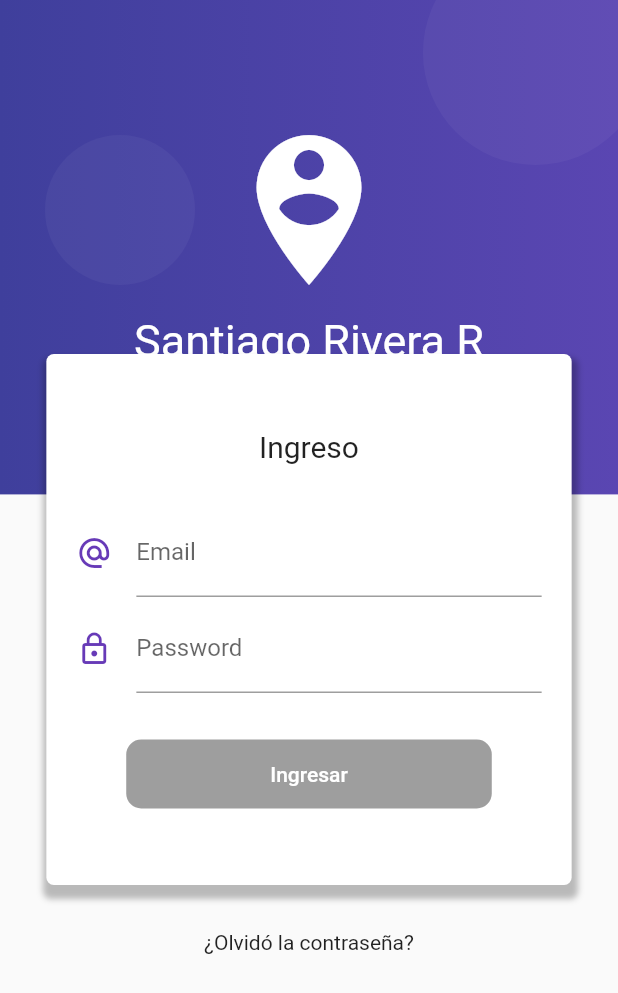
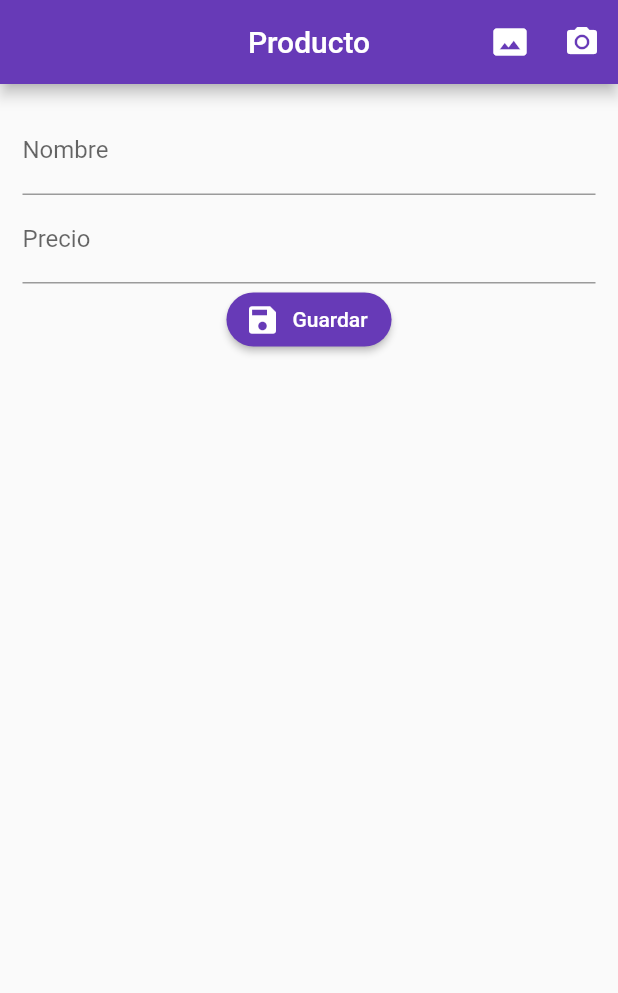
Before and after one commit to sriverarestrepo/practica_flutter_08, a Flutter app: the screen it shows after launch, on a phone screen of 412 x 824 dp. Shown: the top 993 px of the screen. Run offline on Flutter 3.47's test engine with Material 2 defaults, Android fonts, the phone set to English and light mode, and no system bars; our stand-ins replace rxdart.

Commit message:
Creacion de formulario para la gestion del detalle de producto

```diff
--- a/lib/main.dart
+++ b/lib/main.dart
@@ -1,3 +1,4 @@
+import 'package:crud_practica/src/pages/producto_page.dart';
 import 'package:flutter/material.dart';
 import 'package:crud_practica/src/bloc/provider.dart';
 import 'package:crud_practica/src/pages/home_page.dart';
@@ -12,10 +13,11 @@ class MyApp extends StatelessWidget {
       child: MaterialApp(
         debugShowCheckedModeBanner: false,
         title: 'Validaciones App',
-        initialRoute: 'login',
+        initialRoute: 'producto',
         routes: {
-          'login' : (BuildContext context) => LoginPage(),
-          'home'  : (BuildContext context) => HomePage(),
+          'login'     : (BuildContext context) => LoginPage(),
+          'home'      : (BuildContext context) => HomePage(),
+          'producto'  : (BuildContext context) => ProductoPage(),
         },
         theme: ThemeData(
           primaryColor: Colors.deepPurple,
--- a/lib/src/pages/home_page.dart
+++ b/lib/src/pages/home_page.dart
@@ -15,17 +15,16 @@ class HomePage extends StatelessWidget {
         centerTitle: true,
         title: Text('Home'),
       ),
-      body: Container(
-        child: Column(
-          crossAxisAlignment: CrossAxisAlignment.center,
-          mainAxisAlignment: MainAxisAlignment.center,
-          children: <Widget>[
-           Text('Email: ${bloc.email}'),
-           Divider(),
-           Text('Password: ${bloc.password}'),
-          ],
-        ),
-      ),
+      body: Container(),
+      floatingActionButton: _crearBoton(context),
      );
   }
+
+  _crearBoton(BuildContext context) {
+    return FloatingActionButton(
+      child: Icon(Icons.add),
+      backgroundColor: Theme.of(context).primaryColor,
+      onPressed: () => Navigator.pushNamed(context, 'producto'),
+    );
+  }
 }
--- /dev/null
+++ b/lib/src/pages/producto_page.dart
@@ -0,0 +1,74 @@
+import 'package:flutter/material.dart';
+
+class ProductoPage extends StatelessWidget {
+
+  const ProductoPage({Key key}) : super(key: key);
+
+  @override
+  Widget build(BuildContext context) {
+    return Scaffold(
+      appBar: AppBar(
+        centerTitle: true,
+        title: Text('Producto'),
+        actions: [
+          IconButton(
+            icon: Icon(Icons.photo_size_select_actual),
+            onPressed: (){}
+          ),
+          IconButton(
+            icon: Icon(Icons.camera_alt),
+            onPressed: (){}
+          )
+        ],
+      ),
+      body: SingleChildScrollView(
+        child: Container(
+          padding: EdgeInsets.all(15.0),
+          child: Form(
+            child: Column(
+              children: [
+                _crearNombre(),
+                _crearPrecio(),
+                _crearBoton(),
+              ],
+            )
+          ),
+        ),
+      ),
+    );
+  }
+
+  _crearNombre() {
+    return TextFormField(
+      textCapitalization: TextCapitalization.sentences,
+      decoration: InputDecoration(
+        labelText: 'Nombre'
+      ),
+    );
+  }
+
+  _crearPrecio() {
+    return TextFormField(
+      keyboardType: TextInputType.numberWithOptions(decimal: true),
+      decoration: InputDecoration(
+        labelText: 'Precio'
+      ),
+    );
+  }
+
+  _crearBoton() {
+    return RaisedButton.icon(
+      shape: RoundedRectangleBorder(
+        borderRadius: BorderRadius.circular(25.0)
+      ),
+      color: Colors.deepPurple,
+      textColor: Colors.white,
+      icon: Icon(Icons.save),
+      label: Text('Guardar'),
+      onPressed: (){},
+    );
+
+  }
+
+
+}
```
